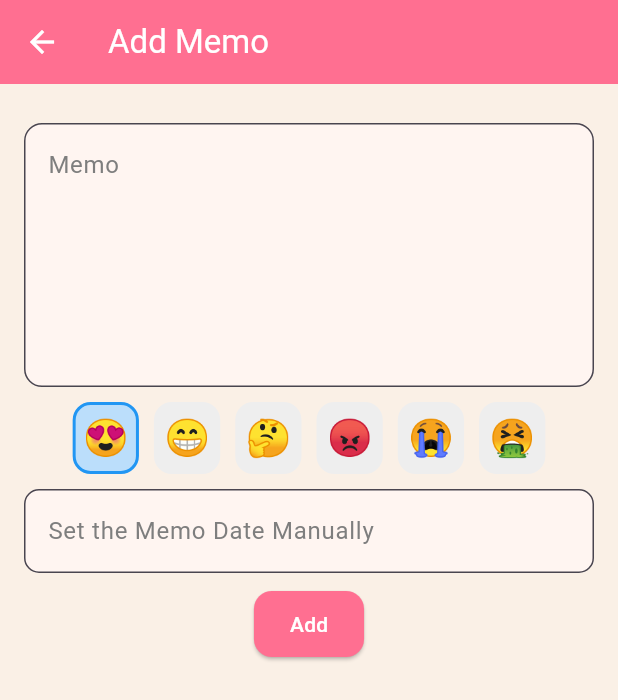
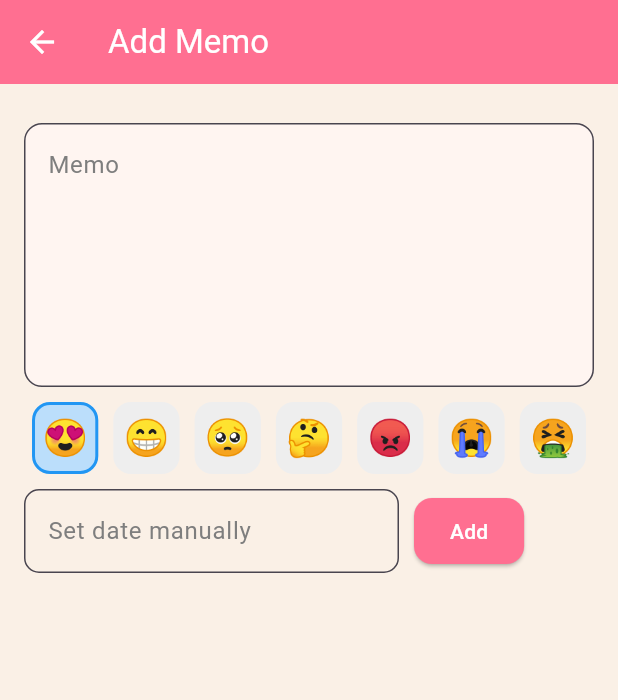
Before and after one commit to Nadun-Charuka/memo, a Flutter app: the screen it shows after launch, after a tap on the "add" icon, on a phone screen of 412 x 824 dp. Shown: the top 700 px of the screen. Run offline on Flutter 3.47's test engine with Material 3 defaults, Android fonts, the phone set to English and light mode, and no system bars; our stand-ins replace flutter_riverpod, google_fonts, hive, hive_flutter; accounts and stored records are empty.

Commit message:
before date time major change

```diff
--- a/lib/providers/note_provider.dart
+++ b/lib/providers/note_provider.dart
@@ -31,6 +31,7 @@ class NoteNotifier extends StateNotifier<List<Note>> {
           note.copyWith(content: content, emoji: emoji, dateTime: dateTime);
 
       _noteBox.put(id, updated);
+      loadNotes();
     }
   }
 
--- a/lib/screens/add_edit_note_screen.dart
+++ b/lib/screens/add_edit_note_screen.dart
@@ -14,13 +14,15 @@ class AddEditNoteScreen extends ConsumerStatefulWidget {
 
 class _AddEditNoteScreenState extends ConsumerState<AddEditNoteScreen> {
   final _contentController = TextEditingController();
+  final _dateTimeController = TextEditingController();
   late String selectedImoji = "😍";
-  List<String> items = ['😍', '😁', '🤔', '😡', '😭', '🤮'];
+  List<String> items = ['😍', '😁', '🥺', '🤔', '😡', '😭', '🤮'];
   @override
   void initState() {
     super.initState();
     if (widget.note != null) {
       _contentController.text = widget.note!.content;
+      _dateTimeController.text = widget.note!.dateTime.toString();
       selectedImoji = widget.note!.emoji;
     }
   }
@@ -85,19 +87,30 @@ class _AddEditNoteScreenState extends ConsumerState<AddEditNoteScreen> {
               SizedBox(
                 height: 10,
               ),
-              TextField(
+              Row(
+                children: [
+                  Column(
+                    crossAxisAlignment: CrossAxisAlignment.start,
+                    children: [
+                      SizedBox(
+                        width: 250,
+                        child: TextField(
+                          controller: _dateTimeController,
                           decoration: InputDecoration(
-                    labelText: "Set the Memo Date Manually",
+                              fillColor: Colors.transparent,
+                              labelText: "Set date manually",
                               border: OutlineInputBorder(
                                   borderRadius: BorderRadius.circular(10))),
                         ),
+                      ),
+                    ],
+                  ),
                   SizedBox(
-                height: 10,
+                    width: 10,
                   ),
                   ElevatedButton(
                     onPressed: () {
                       final content = _contentController.text.trim();
-
                       if (content.isNotEmpty) {
                         if (isEditing) {
                           ref.read(noteProvider.notifier).updateNote(
@@ -116,7 +129,10 @@ class _AddEditNoteScreenState extends ConsumerState<AddEditNoteScreen> {
                       }
                       Navigator.pop(context);
                     },
-                  child: Text(isEditing ? "Edit" : "Add"))
+                    child: Text(isEditing ? "Edit" : "Add"),
+                  ),
+                ],
+              )
             ],
           ),
         ),
--- a/lib/theme.dart
+++ b/lib/theme.dart
@@ -19,6 +19,9 @@ class MyAppThemes {
     primaryColor: primaryPink,
     cardTheme: CardTheme(
       color: lightCard,
+    ),
+    bottomSheetTheme: BottomSheetThemeData(
+      backgroundColor: lightCard,
     ),
     floatingActionButtonTheme: FloatingActionButtonThemeData(
       backgroundColor: primaryPink,
@@ -58,6 +61,9 @@ class MyAppThemes {
     cardTheme: CardTheme(
       color: darkCard,
     ),
+    bottomSheetTheme: BottomSheetThemeData(
+      backgroundColor: darkCard,
+    ),
     floatingActionButtonTheme: FloatingActionButtonThemeData(
       backgroundColor: primaryPink.withValues(alpha: 0.6),
     ),
--- a/lib/widgets/searchbar_widget.dart
+++ b/lib/widgets/searchbar_widget.dart
@@ -10,7 +10,7 @@ class SearchbarWidget extends ConsumerWidget {
     final selectedEmoji = ref.watch(selectedEmojiProvider);
     final selectedDate = ref.watch(selectedDateProvider);
 
-    final emojis = ['😍', '😁', '🤔', '😡', '😭', '🤮'];
+    final emojis = ['😍', '😁', '🥺', '🤔', '😡', '😭', '🤮'];
     return Column(
       crossAxisAlignment: CrossAxisAlignment.start,
       children: [
@@ -37,7 +37,7 @@ class SearchbarWidget extends ConsumerWidget {
               final isSelected = selectedEmoji == emoji;
 
               return Padding(
-                padding: const EdgeInsets.symmetric(horizontal: 10),
+                padding: const EdgeInsets.symmetric(horizontal: 8),
                 child: GestureDetector(
                   onTap: () {
                     ref.read(selectedEmojiProvider.notifier).state =
```
Also changed, not shown: lib/screens/home_screen.dart (+95 -31 lines). Lines whose indentation alone changed are shown as unchanged.
